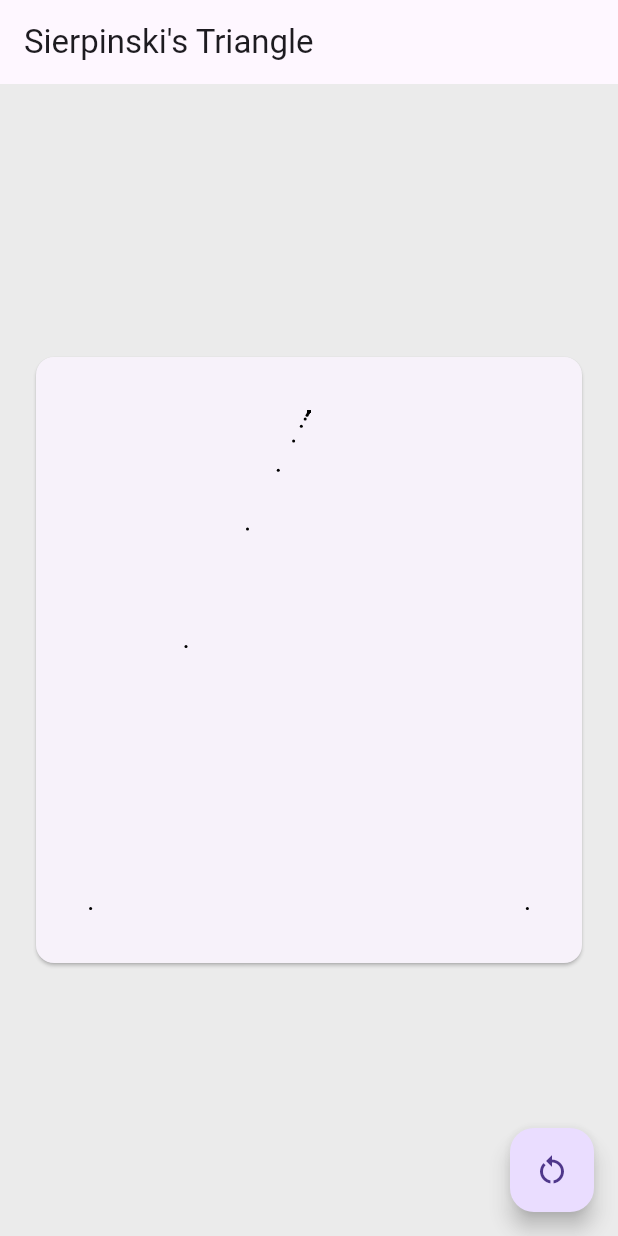
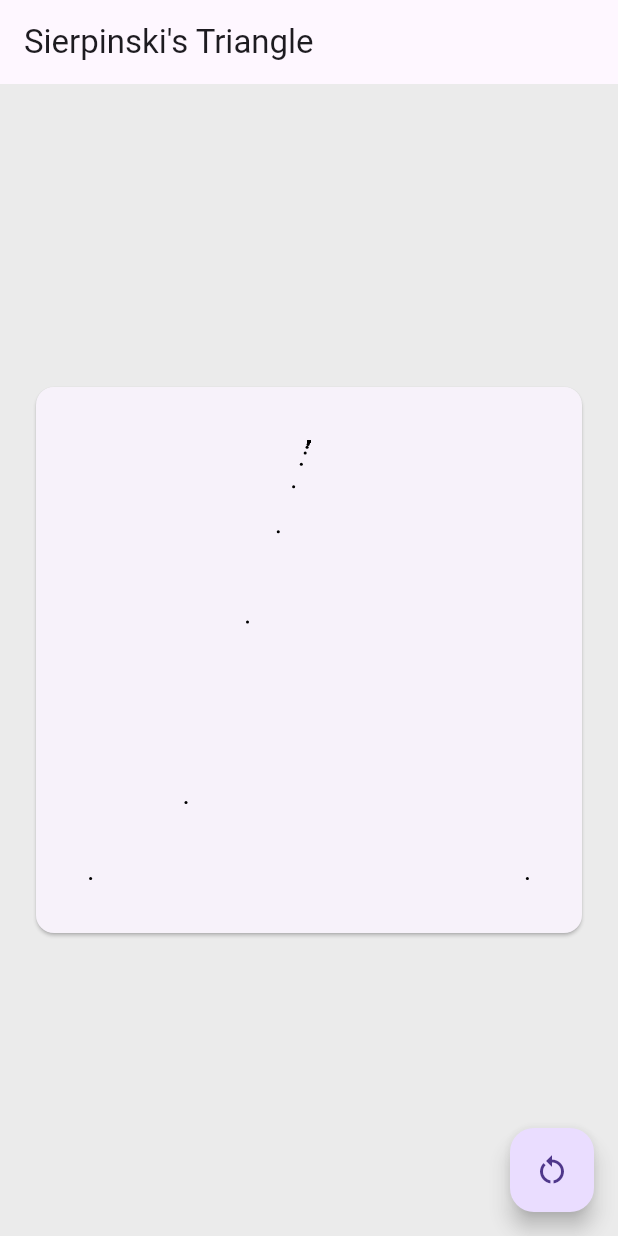
Before and after one commit to dev-arctik/Flutter-sierpinski-triangle, a Flutter app: the screen it shows after launch, on a phone screen of 412 x 824 dp. Run offline on Flutter 3.47's test engine with Material 2 defaults, Android fonts, the phone set to English and light mode, and no system bars.

Commit message:
use aspect ration instead of sized box

```diff
--- a/lib/main.dart
+++ b/lib/main.dart
@@ -27,21 +27,18 @@ class HomePage extends StatelessWidget {
 
   @override
   Widget build(BuildContext context) {
-    double height = MediaQuery.of(context).size.height;
-    double width = MediaQuery.of(context).size.width;
-
     return Scaffold(
       backgroundColor: const Color.fromARGB(95, 202, 202, 202),
       appBar: AppBar(
         title: Text(title),
       ),
-      body: Center(
+      body: const Center(
         child: Padding(
-          padding: const EdgeInsets.all(20),
-          child: SizedBox(
-            width: height > width ? width : height,
-            height: height > width ? width : height,
-            child: const DrawingCanvas(),
+          padding: EdgeInsets.all(20),
+          child: AspectRatio(
+            //it is to create a square box
+            aspectRatio: 1,
+            child: DrawingCanvas(),
           ),
         ),
       ),
```
